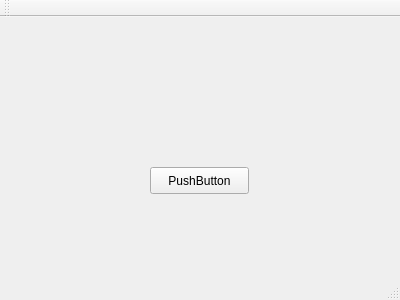
The window that mainwindow.ui (fabriziocasati/Clue) describes before a commit, drawn with Qt 5.
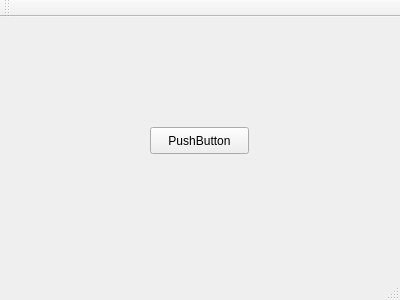
The same window after the commit.

The edit to the form file:
```diff
--- a/mainwindow.ui
+++ b/mainwindow.ui
@@ -18,7 +18,7 @@
     <property name="geometry">
      <rect>
       <x>150</x>
-      <y>150</y>
+      <y>110</y>
       <width>99</width>
       <height>27</height>
      </rect>
```
